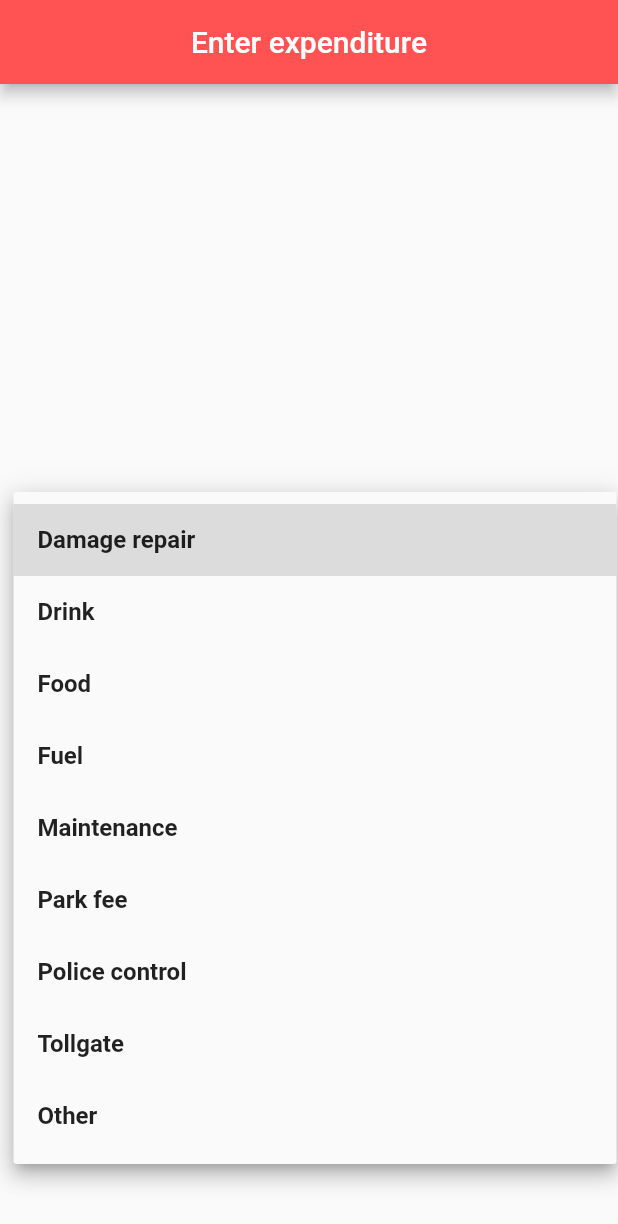
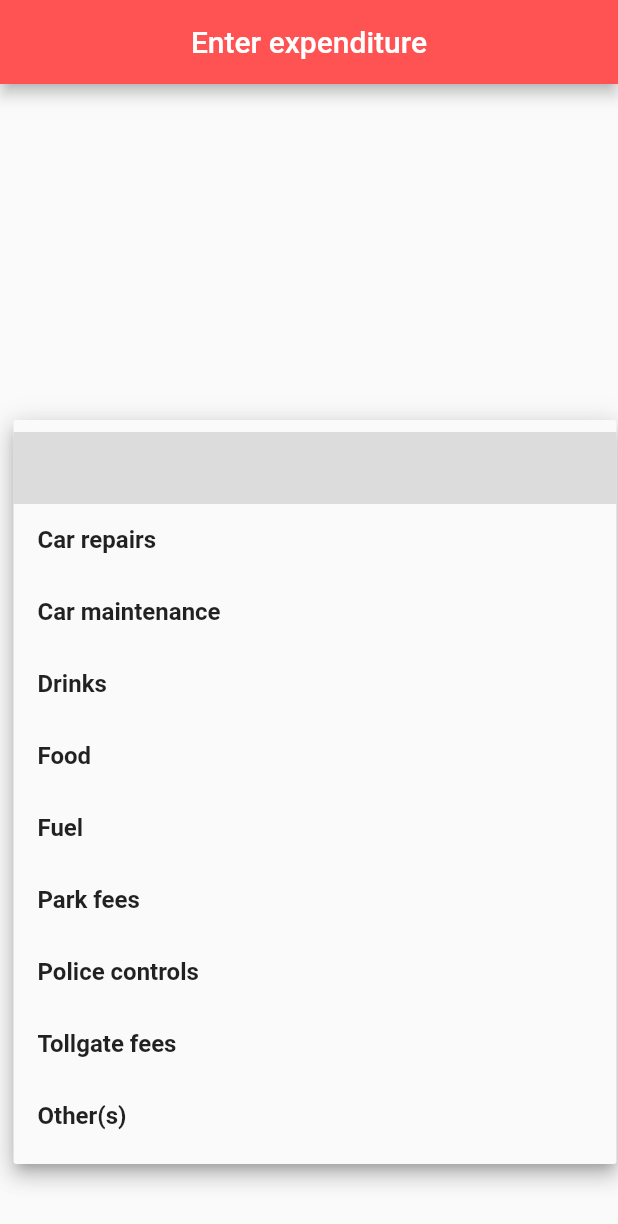
Before and after one commit to johninquest/ldgr, a Flutter app: the InputExpenditurePage screen opened directly, after a tap on "Select reason for expenditure", on a phone screen of 412 x 824 dp. Shown: the top 1224 px of the screen. Run offline on Flutter 3.47's test engine with Material 2 defaults, Android fonts, the phone set to English and light mode, and no system bars; our stand-ins replace flutter_speed_dial, sqflite; accounts and stored records are empty.

Commit message:
improvement in list management

```diff
--- a/lib/pages/input_expenditure.dart
+++ b/lib/pages/input_expenditure.dart
@@ -1,5 +1,6 @@
 import 'package:flutter/material.dart';
-import 'package:tba/styles/style.dart';
+import 'package:tba/shared/lists.dart';
+// import 'package:tba/db/sqlite_helper.dart';
 // import 'package:tba/services/router.dart';
 
 class InputExpenditurePage extends StatelessWidget {
@@ -31,17 +32,6 @@ class ExpenditureForm extends StatefulWidget {
 
 class _ExpenditureFormState extends State<ExpenditureForm> {
   final _formKey = GlobalKey<FormState>();
-  final List<String> expenditureList = [
-    'Damage repair',
-    'Drink',
-    'Food',
-    'Fuel',
-    'Maintenance',
-    'Park fee',
-    'Police control',
-    'Tollgate',
-    'Other',
-  ];
 
   //Form values
   String? expenditureName;
@@ -59,9 +49,7 @@ class _ExpenditureFormState extends State<ExpenditureForm> {
               padding: EdgeInsets.only(left: 25.0, right: 25.0),
               child: DropdownButtonFormField(
                 hint: Text('Select reason for expenditure'),
-                items: expenditureList
-                    .map((e) => DropdownMenuItem(value: e, child: Text('$e', style: ListItemStyle,)))
-                    .toList(),
+                items: MyItemList().expenditureList,
                 onChanged: (val) =>
                     setState(() => expenditureName = val as String?),
               )),
@@ -110,3 +98,16 @@ class _ExpenditureFormState extends State<ExpenditureForm> {
     );
   }
 }
+
+/*   final List<String> expenditureList = [
+    '',
+    'Damage repair',
+    'Drink',
+    'Food',
+    'Fuel',
+    'Maintenance',
+    'Park fee',
+    'Police control',
+    'Tollgate fee',
+    'Other',
+  ]; */
--- /dev/null
+++ b/lib/shared/lists.dart
@@ -0,0 +1,25 @@
+import 'package:flutter/material.dart';
+import 'package:tba/styles/style.dart';
+
+class MyItemList {
+    List<DropdownMenuItem<String>> incomeList = [
+      DropdownMenuItem(value: 'none', child: Container(child: Text(''),)),
+      DropdownMenuItem(value: 'delivery_service', child: Container(child: Text('Delivery service', style: ListItemStyle),)),
+      DropdownMenuItem(value: 'luggage', child: Container(child: Text('Luggage', style: ListItemStyle),)),
+      DropdownMenuItem(value: 'passengers', child: Container(child: Text('Passengers', style: ListItemStyle),)),
+      DropdownMenuItem(value: 'others', child: Container(child: Text('Other(s)', style: ListItemStyle),)),
+  ];
+
+  List<DropdownMenuItem<String>> expenditureList = [
+      DropdownMenuItem(value: 'none', child: Container(child: Text(''),)),
+      DropdownMenuItem(value: 'car_repairs', child: Container(child: Text('Car repairs', style: ListItemStyle),),),
+      DropdownMenuItem(value: 'car_maintenance', child: Container(child: Text('Car maintenance', style: ListItemStyle),),),
+      DropdownMenuItem(value: 'drinks', child: Container(child: Text('Drinks', style: ListItemStyle),),),
+      DropdownMenuItem(value: 'food', child: Container(child: Text('Food', style: ListItemStyle),),),
+      DropdownMenuItem(value: 'fuel', child: Container(child: Text('Fuel', style: ListItemStyle),),),
+      DropdownMenuItem(value: 'park_fees', child: Container(child: Text('Park fees', style: ListItemStyle),),),
+      DropdownMenuItem(value: 'police_controls', child: Container(child: Text('Police controls', style: ListItemStyle),),),
+      DropdownMenuItem(value: 'tollgate_fees', child: Container(child: Text('Tollgate fees', style: ListItemStyle),),),
+      DropdownMenuItem(value: 'others', child: Container(child: Text('Other(s)', style: ListItemStyle),),),
+  ];
+}
--- a/lib/shared/widgets.dart
+++ b/lib/shared/widgets.dart
@@ -1 +1 @@
-import 'package:flutter/material.dart';
+// import 'package:flutter/material.dart';
```
Also changed, not shown: lib/db/sqlite_helper.dart (+7 -13 lines), lib/pages/input_income.dart (+13 -12 lines).
